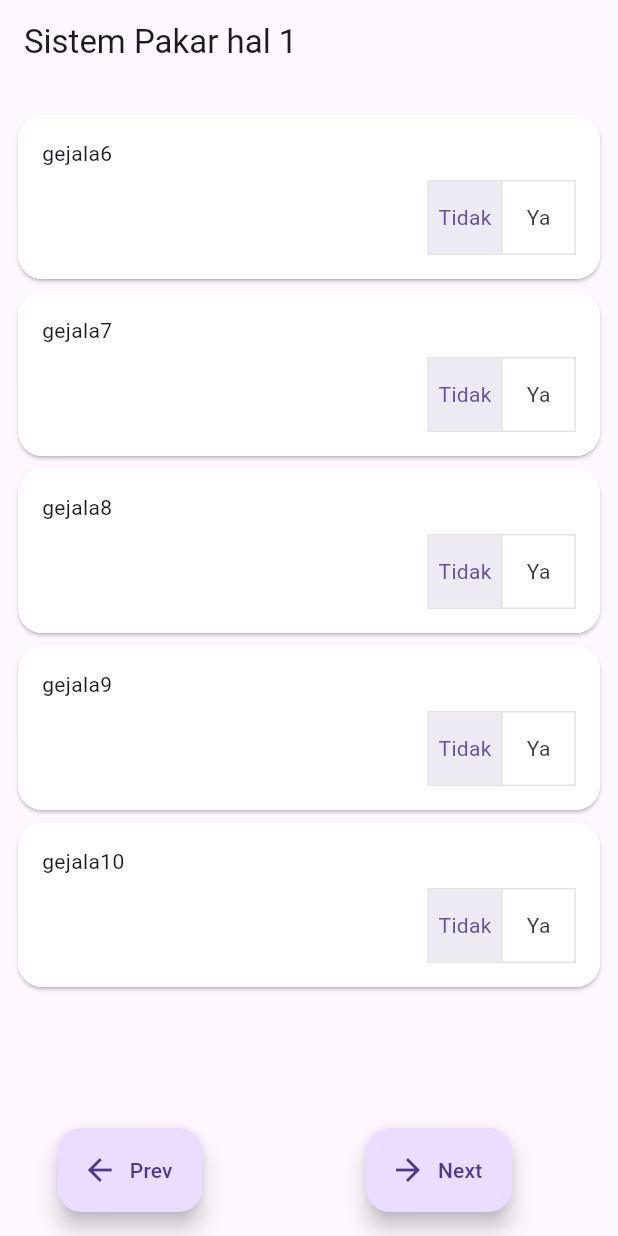
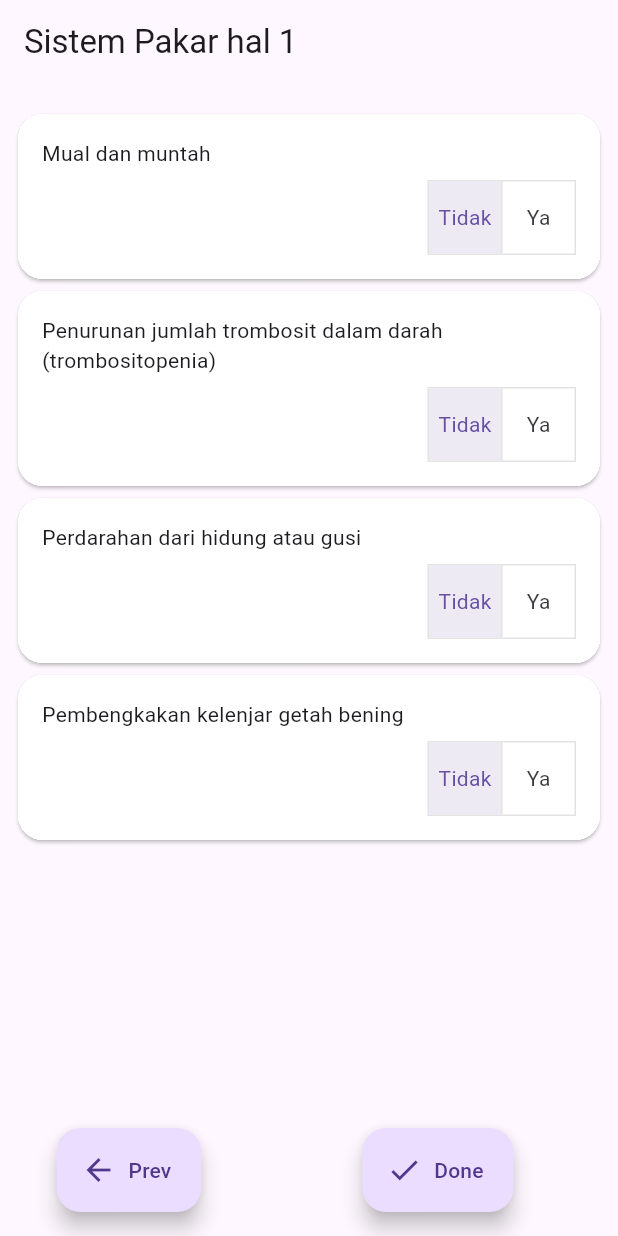
Before and after one commit to Efrosine/sistem_pakar_db, a Flutter app: the screen it shows after launch, after a tap on "Next", on a phone screen of 412 x 824 dp. Run offline on Flutter 3.47's test engine with Material 3 defaults, Android fonts, the phone set to English and light mode, and no system bars; our stand-ins replace gap.

Commit message:
Update main_page.dart, gejala.dart, and penyakit.dart

```diff
--- a/lib/main_page.dart
+++ b/lib/main_page.dart
@@ -71,8 +71,25 @@ class _MainPageState extends State<MainPage> {
                   curve: Curves.linear,
                 );
               } else {
-                print('ending');
-                print("Hasil: ${Penyakit.result}");
+                showDialog(
+                  context: context,
+                  builder: (context) {
+                    return AlertDialog(
+                      title: const Text('Hasil'),
+                      content: Text(MatchingBits().result),
+                      actions: [
+                        TextButton(
+                          onPressed: () {
+                            Gejala.reset();
+                            pc.jumpToPage(0);
+                            Navigator.pop(context);
+                          },
+                          child: const Text('OK'),
+                        ),
+                      ],
+                    );
+                  },
+                );
               }
             },
             icon: num < sumPage() - 1
--- a/lib/model/gejala.dart
+++ b/lib/model/gejala.dart
@@ -5,20 +5,15 @@ class Gejala {
   Gejala({required this.nama, this.isSelected = false});
 
   static List<Gejala> listGejala = [
-    Gejala(nama: 'gejala1'),
-    Gejala(nama: 'gejala2'),
-    Gejala(nama: 'gejala3'),
-    Gejala(nama: 'gejala4'),
-    Gejala(nama: 'gejala5'),
-    Gejala(nama: 'gejala6'),
-    Gejala(nama: 'gejala7'),
-    Gejala(nama: 'gejala8'),
-    Gejala(nama: 'gejala9'),
-    Gejala(nama: 'gejala10'),
-    Gejala(nama: 'gejala11'),
-    Gejala(nama: 'gejala12'),
-    Gejala(nama: 'gejala13'),
-    Gejala(nama: 'gejala14'),
+    Gejala(nama: 'Demam tinggi'), //1
+    Gejala(nama: 'Nyeri otot dan sendi'), //2
+    Gejala(nama: 'Sakit kepala'), //3
+    Gejala(nama: 'Ruam kulit'), //4
+    Gejala(nama: 'Nyeri di belakang mata'), //5
+    Gejala(nama: 'Mual dan muntah'), //6
+    Gejala(nama: 'Penurunan jumlah trombosit dalam darah (trombositopenia)'), //7
+    Gejala(nama: 'Perdarahan dari hidung atau gusi'), //8
+    Gejala(nama: 'Pembengkakan kelenjar getah bening'), //9
   ];
 
   static reset() {
--- a/lib/model/penyakit.dart
+++ b/lib/model/penyakit.dart
@@ -7,19 +7,69 @@ class Penyakit {
   Penyakit({required this.binary, required this.nama});
 
   static List<Penyakit> listPenyakit = [
-    Penyakit(binary: '11100000000000', nama: 'Penyakit 1'),
-    Penyakit(binary: '00011100000000', nama: 'Penyakit 2'),
-    Penyakit(binary: '00000011100000', nama: 'Penyakit 3'),
-    Penyakit(binary: '11111111100000', nama: 'Penyakit 4'),
-    Penyakit(binary: '11110001000000', nama: 'Penyakit 5'),
+    Penyakit(
+      binary: '111000010',
+      nama: 'Demam Berdarah Dengue (DBD)',
+    ),
+    Penyakit(
+      binary: '111001000',
+      nama: 'Influenza (Flu)',
+    ),
+    Penyakit(
+      binary: '110000101',
+      nama: 'Tipes',
+    ),
+    Penyakit(
+      binary: '100101100',
+      nama: 'Virus Ebola',
+    ),
   ];
+}
 
-  static String get result {
-    for (int i = 0; i < listPenyakit.length; i++) {
-      if (listPenyakit[i].binary.contains(Gejala.binary)) {
-        return listPenyakit[i].nama;
+class MatchingBits {
+  String get result {
+    int count = getMaxMachingBit().length;
+    if (count > 0) {
+      if (count == 1) {
+        return 'Penyakit yang mungkin terjadi adalah ${getMaxMachingBit()[0].nama}';
+      } else {
+        return 'Salah satu penyakit yang mungkin terjadi adalah ${arrToString(getMaxMachingBit())}';
       }
     }
     return 'Tidak ditemukan';
   }
+
+  int machingBit(String a, String b) {
+    int count = 0;
+    for (int i = 0; i < a.length; i++) {
+      if (a[i].compareTo(b[i]) == 0) {
+        count++;
+      }
+    }
+    return count;
+  }
+
+  List<Penyakit> getMaxMachingBit() {
+    List<Penyakit> penyakit = [];
+    int max = 0;
+    for (int i = 0; i < Penyakit.listPenyakit.length; i++) {
+      int count = machingBit(Penyakit.listPenyakit[i].binary, Gejala.binary);
+      if (count > max) {
+        max = count;
+        penyakit.clear();
+        penyakit.add(Penyakit.listPenyakit[i]);
+      } else if (count == max) {
+        penyakit.add(Penyakit.listPenyakit[i]);
+      }
+    }
+    return penyakit;
+  }
+
+  String arrToString(List<Penyakit> penyakit) {
+    String result = '';
+    for (int i = 0; i < penyakit.length; i++) {
+      result += '${penyakit[i].nama}, ';
+    }
+    return result;
+  }
 }
```
